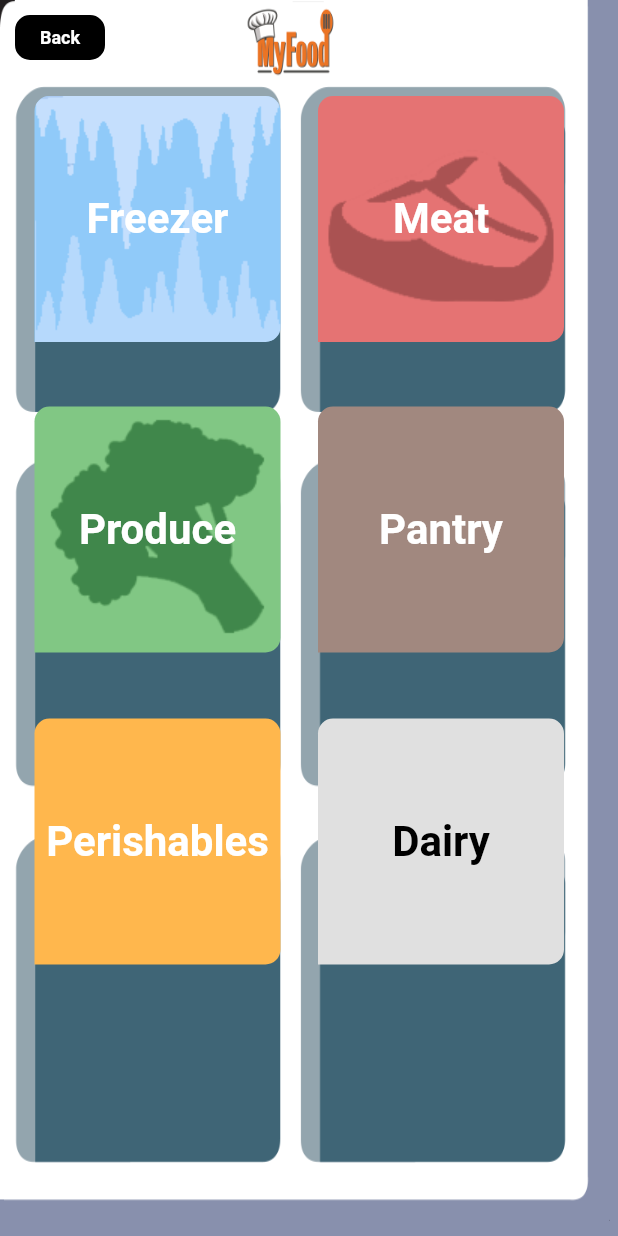
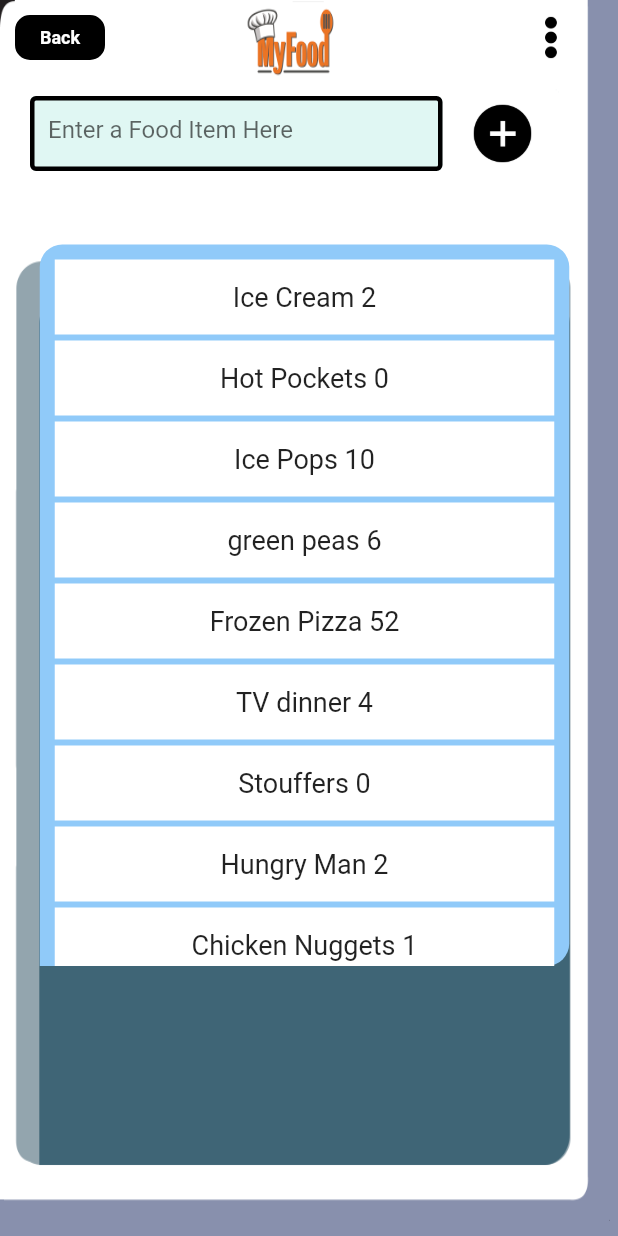
Before and after one commit to winkhanh/My_Food_Fall_2020, a Flutter app: the FridgePage screen opened directly, after a tap on "Freezer", on a phone screen of 412 x 824 dp. Run offline on Flutter 3.47's test engine with Material 2 defaults, Android fonts, the phone set to English and light mode, and no system bars; our stand-ins replace firebase_auth, firebase_core; accounts and stored records are empty.

Commit message:
added freezer page

```diff
--- /dev/null
+++ b/MyFood/lib/view/FreezerPage.dart
@@ -0,0 +1,175 @@
+import 'package:MyFoodLogin/view/FridgePage.dart';
+import 'package:flutter/material.dart';
+
+class FreezerPage extends StatefulWidget {
+  FreezerPage({Key key}) : super(key: key);
+
+  @override
+  _FreezerPageState createState() => _FreezerPageState();
+}
+
+class _FreezerPageState extends State<FreezerPage> {
+  TextEditingController _textController = TextEditingController();
+
+  List<String> foodItem = <String>[
+    'Ice Cream',
+    'Hot Pockets',
+    'Ice Pops',
+    'green peas',
+    'Frozen Pizza',
+    'TV dinner',
+    'Stouffers',
+    'Hungry Man',
+    'Chicken Nuggets',
+    'Lasagna',
+    'Kids Cuisine',
+    'Frozen Chicken',
+    'frozen blueberries',
+    'fudge pops',
+    'Mixed Vegtables',
+  ];
+  List<int> amount = <int>[2, 0, 10, 6, 52, 4, 0, 2, 1, 2, 3, 4, 5, 6, 7];
+
+  onSubmit() {
+    setState(() {
+      foodItem.add(_textController.text);
+      amount.add(0);
+    });
+  }
+
+  @override
+  Widget build(BuildContext context) {
+    return Scaffold(
+        resizeToAvoidBottomPadding: false,
+        body: Container(
+            constraints: BoxConstraints.expand(),
+            decoration: BoxDecoration(
+                image: DecorationImage(
+                    image: AssetImage(
+                        "assets/images/fridge_section_background.png"),
+                    fit: BoxFit.fill)),
+            child: Column(
+              children: <Widget>[
+                //Top of page
+                Row(
+                  mainAxisAlignment: MainAxisAlignment.spaceBetween,
+                  children: [
+                    //Back button
+                    InkWell(
+                        onTap: () => Navigator.push(
+                            context,
+                            MaterialPageRoute(
+                                builder: (context) => FridgePage())),
+                        child: Container(
+                            decoration: BoxDecoration(
+                                color: Colors.black,
+                                border: Border.all(width: 3),
+                                borderRadius:
+                                    BorderRadius.all(Radius.circular(10))),
+                            margin: EdgeInsets.only(
+                                left: 10, bottom: 24, top: 10, right: 10),
+                            width: 60,
+                            height: 30,
+                            child: Center(
+                              child: Text(
+                                "Back",
+                                textAlign: TextAlign.center,
+                                style: new TextStyle(
+                                    fontSize: 12,
+                                    fontWeight: FontWeight.bold,
+                                    color: Colors.white),
+                              ),
+                            ))),
+                    //Edit Button
+                    InkWell(
+                        onTap: () => print("Edit button pressed"),
+                        child: Container(
+                          decoration: BoxDecoration(
+                              image: DecorationImage(
+                                  image: AssetImage(
+                                      "assets/images/edit_button.png"),
+                                  fit: BoxFit.fill)),
+                          margin: EdgeInsets.only(
+                              left: 10, bottom: 24, top: 10, right: 30),
+                          width: 30,
+                          height: 30,
+                        )),
+                  ],
+                ),
+                Row(
+                  mainAxisAlignment: MainAxisAlignment.start,
+                  children: [
+                    //Textbox to add food
+                    Container(
+                      width: 275,
+                      height: 50,
+                      margin: EdgeInsets.only(left: 20, right: 20),
+                      child: TextField(
+                        controller: _textController,
+                        decoration: InputDecoration(
+                            filled: true,
+                            fillColor: Color(0xffe0f7f3),
+                            enabledBorder: OutlineInputBorder(
+                              borderSide:
+                                  BorderSide(color: Colors.black, width: 3.0),
+                            ),
+                            focusedBorder: OutlineInputBorder(
+                              borderSide:
+                                  BorderSide(color: Colors.blue, width: 3.0),
+                            ),
+                            hintText: 'Enter a Food Item Here'),
+                      ),
+                    ),
+                    //Add Item Button
+                    InkWell(
+                        onTap: () => onSubmit(),
+                        child: Container(
+                          decoration: BoxDecoration(
+                              image: DecorationImage(
+                                  image: AssetImage(
+                                      "assets/images/add_button.png"),
+                                  fit: BoxFit.fill)),
+                          width: 40,
+                          height: 40,
+                        )),
+                  ],
+                ),
+                Row(
+                  children: [
+                    Container(
+                      child: Padding(
+                          padding: EdgeInsets.only(left: 26.5, top: 49),
+                          child: Container(
+                            child: ListView.builder(
+                                padding: const EdgeInsets.all(8),
+                                itemCount: foodItem.length,
+                                itemBuilder: (BuildContext context, int index) {
+                                  return Container(
+                                    height: 50,
+                                    margin: EdgeInsets.all(2),
+                                    color: Colors.white,
+                                    child: Center(
+                                        child: Text(
+                                      '${foodItem[index]} ${amount[index]}',
+                                      style: TextStyle(fontSize: 18),
+                                    )),
+                                  );
+                                }),
+                            width: 353,
+                            height: 481,
+                            decoration: BoxDecoration(
+                                //color: Color(0xff3f6576),
+                                color: Colors.blue[200],
+                                borderRadius: BorderRadius.only(
+                                  topLeft: Radius.circular(15),
+                                  topRight: Radius.circular(15),
+                                  bottomRight: Radius.circular(15),
+                                )),
+                          )),
+                    )
+                  ],
+                ),
+              ],
+            )));
+  }
+}
--- a/MyFood/lib/view/FridgePage.dart
+++ b/MyFood/lib/view/FridgePage.dart
@@ -1,5 +1,6 @@
 import 'package:MyFoodLogin/view/MainPage.dart';
 import 'package:flutter/material.dart';
+import 'package:MyFoodLogin/view/FreezerPage.dart';
 
 class FridgePage extends StatefulWidget {
   FridgePage({Key key}) : super(key: key);
@@ -52,7 +53,8 @@ class _FridgePageState extends State<FridgePage> {
           Row(mainAxisAlignment: MainAxisAlignment.start, children: [
             //Freezer Box
             InkWell(
-                onTap: () => print("Freezer pressed"),
+                onTap: () => Navigator.push(context,
+                    MaterialPageRoute(builder: (context) => FreezerPage())),
                 child: Container(
                   decoration: BoxDecoration(
                       image: DecorationImage(
@@ -150,6 +152,10 @@ class _FridgePageState extends State<FridgePage> {
                   onTap: () => print("Pantry pressed"),
                   child: Container(
                     decoration: BoxDecoration(
+                        image: DecorationImage(
+                          image: AssetImage('assets/images/can.png'),
+                          fit: BoxFit.fill,
+                        ),
                         color: Colors.brown[300],
                         borderRadius: BorderRadius.only(
                           topLeft: Radius.circular(10),
@@ -180,6 +186,10 @@ class _FridgePageState extends State<FridgePage> {
                   onTap: () => print("Perishables pressed"),
                   child: Container(
                     decoration: BoxDecoration(
+                        image: DecorationImage(
+                          image: AssetImage('assets/images/bread.png'),
+                          fit: BoxFit.fill,
+                        ),
                         color: Colors.orange[300],
                         borderRadius: BorderRadius.only(
                           topLeft: Radius.circular(10),
@@ -206,6 +216,10 @@ class _FridgePageState extends State<FridgePage> {
                   onTap: () => print("Dairy pressed"),
                   child: Container(
                     decoration: BoxDecoration(
+                        image: DecorationImage(
+                          image: AssetImage('assets/images/milk.png'),
+                          fit: BoxFit.fill,
+                        ),
                         color: Colors.grey[300],
                         borderRadius: BorderRadius.only(
                           topLeft: Radius.circular(10),
--- a/MyFood/lib/view/MainPage.dart
+++ b/MyFood/lib/view/MainPage.dart
@@ -12,6 +12,7 @@ class _MainPageState extends State<MainPage> {
   @override
   Widget build(BuildContext context) {
     return Scaffold(
+      backgroundColor: Color(0xffe0f7f3),
       body: Column(
         children: <Widget>[
           Row(
```
Also changed, not shown: MyFood/assets/images/add_button.png (added), MyFood/assets/images/bread.png (added), MyFood/assets/images/can.png (added), MyFood/assets/images/edit_button.png (added), MyFood/assets/images/fridge_section_background.png (added), MyFood/assets/images/milk.png (added).
